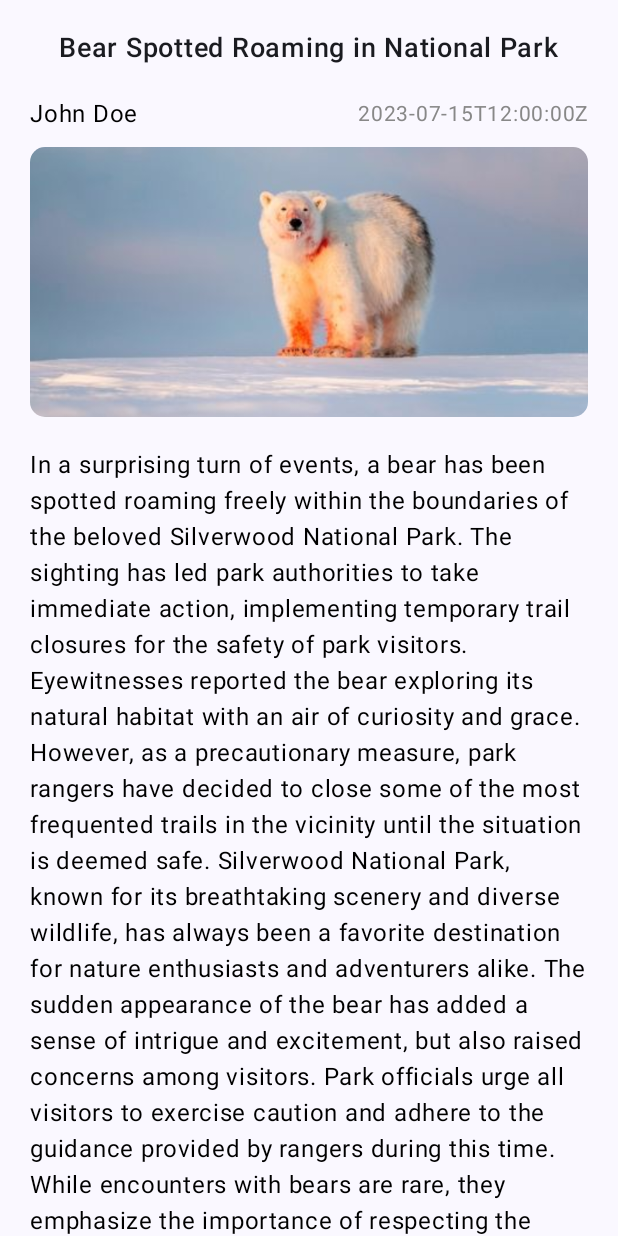
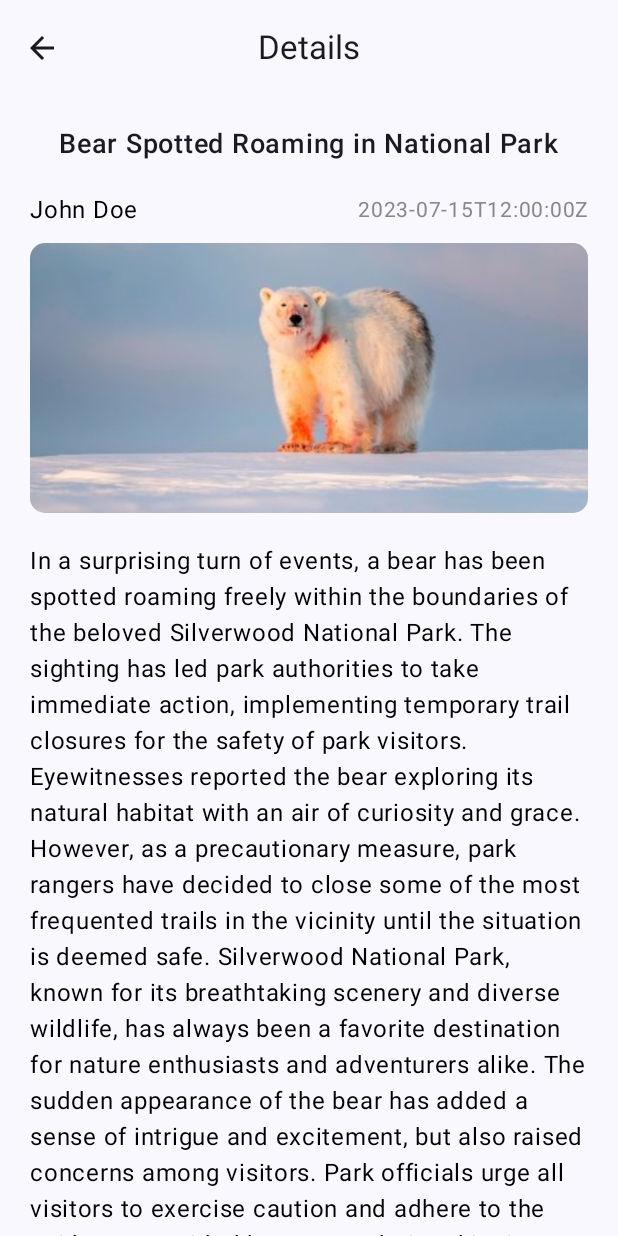
Before and after one commit to tortamque/Newslum, an Android app built with Jetpack Compose: the screen it shows after launch (MainActivity), after a tap on "Bear Spotted Roaming in National Park", on a phone screen of 412 x 824 dp. Run offline under Robolectric (Android 15) with nearby library versions, the phone set to English and light mode, and no system bars.

Commit message:
Create top app bar

```diff
--- a/app/src/main/java/com/example/newsapp/ui/screen/DetailScreen.kt
+++ b/app/src/main/java/com/example/newsapp/ui/screen/DetailScreen.kt
@@ -10,7 +10,14 @@ import androidx.compose.foundation.layout.padding
 import androidx.compose.foundation.rememberScrollState
 import androidx.compose.foundation.shape.RoundedCornerShape
 import androidx.compose.foundation.verticalScroll
+import androidx.compose.material.icons.Icons
+import androidx.compose.material.icons.filled.ArrowBack
 import androidx.compose.material3.Button
+import androidx.compose.material3.CenterAlignedTopAppBar
+import androidx.compose.material3.ExperimentalMaterial3Api
+import androidx.compose.material3.Icon
+import androidx.compose.material3.IconButton
+import androidx.compose.material3.Scaffold
 import androidx.compose.material3.Text
 import androidx.compose.runtime.Composable
 import androidx.compose.ui.Alignment
@@ -30,6 +37,8 @@ import androidx.navigation.compose.rememberNavController
 import com.example.newsapp.R
 import com.example.newsapp.models.NewsData
 
+
+@OptIn(ExperimentalMaterial3Api::class)
 @Composable
 fun DetailScreen(
     navController: NavController,
@@ -38,6 +47,9 @@ fun DetailScreen(
     val defaultPadding = 20.dp
     val scrollState = rememberScrollState()
 
+    Scaffold(
+        topBar = { DetailScreenAppBar(onBackPressed = {navController.popBackStack()})}
+    ) {paddingValues ->
         Column(
             modifier = Modifier
                 .fillMaxSize()
@@ -50,9 +62,8 @@ fun DetailScreen(
                 fontWeight = FontWeight.SemiBold,
                 modifier = Modifier
                     .align(CenterHorizontally)
-                .padding(vertical = defaultPadding)
+                    .padding(top = defaultPadding + paddingValues.calculateTopPadding(), bottom = defaultPadding)
             )
-
             Row(
                 Modifier.padding(bottom = defaultPadding/2)
             ) {
@@ -103,6 +114,20 @@ fun DetailScreen(
             }
         }
     }
+}
+
+@OptIn(ExperimentalMaterial3Api::class)
+@Composable
+fun DetailScreenAppBar(onBackPressed: ()->Unit = {}){
+    CenterAlignedTopAppBar(
+        title = {Text(text = "Details")},
+        navigationIcon = {
+            IconButton(onClick = {onBackPressed()}) {
+                Icon(imageVector = Icons.Default.ArrowBack, contentDescription = "Back")
+            }
+        },
+    )
+}
 
 @Preview(showBackground = true)
 @Composable
```
Lines whose indentation alone changed are shown as unchanged.
